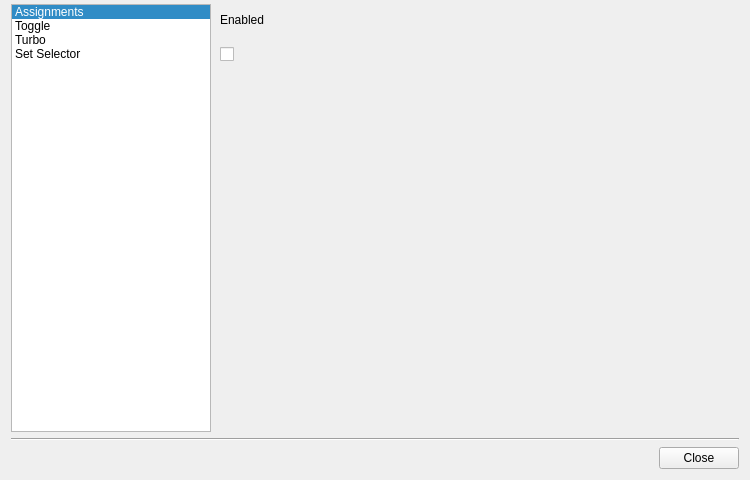
This is src/gui/advancebuttondialog.ui in nujabes923/antimicrox as Qt 5 draws it before an edit. The edited form follows.
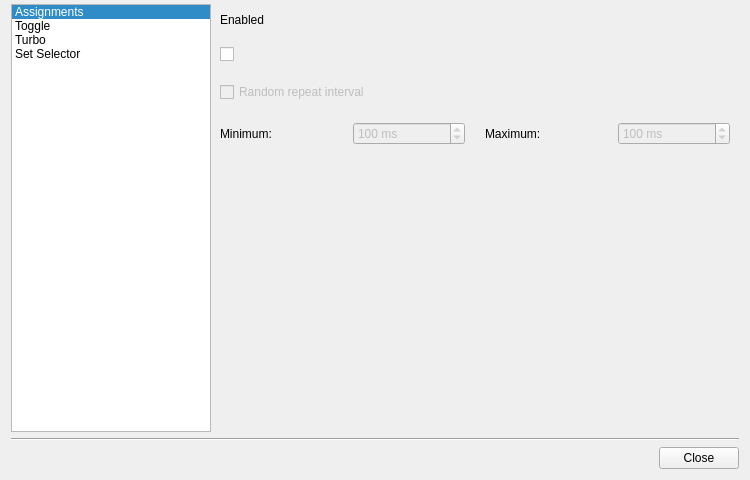
This is the edited form. The open tabs and pages were chosen to show the change. Icons and pictures are not drawn. Custom widgets are drawn as their Qt base class.

Commit message: feat: expose random repeat controls in toggle mode

Diff of the .ui file:
```diff
--- a/src/gui/advancebuttondialog.ui
+++ b/src/gui/advancebuttondialog.ui
@@ -829,6 +829,81 @@
              </property>
             </widget>
            </item>
+           <item>
+            <widget class="QCheckBox" name="randomToggleRepeatCheckBox">
+             <property name="enabled">
+              <bool>false</bool>
+             </property>
+             <property name="toolTip">
+              <string>While toggle is active, repeatedly press and release the assigned input using a new interval for every cycle.</string>
+             </property>
+             <property name="text">
+              <string>Random repeat interval</string>
+             </property>
+            </widget>
+           </item>
+           <item>
+            <layout class="QHBoxLayout" name="randomToggleRepeatRangeLayout">
+             <item>
+              <widget class="QLabel" name="randomToggleRepeatMinimumLabel">
+               <property name="text">
+                <string>Minimum:</string>
+               </property>
+              </widget>
+             </item>
+             <item>
+              <widget class="QSpinBox" name="randomToggleRepeatMinimumSpinBox">
+               <property name="enabled">
+                <bool>false</bool>
+               </property>
+               <property name="suffix">
+                <string> ms</string>
+               </property>
+               <property name="minimum">
+                <number>20</number>
+               </property>
+               <property name="maximum">
+                <number>4000</number>
+               </property>
+               <property name="singleStep">
+                <number>10</number>
+               </property>
+               <property name="value">
+                <number>100</number>
+               </property>
+              </widget>
+             </item>
+             <item>
+              <widget class="QLabel" name="randomToggleRepeatMaximumLabel">
+               <property name="text">
+                <string>Maximum:</string>
+               </property>
+              </widget>
+             </item>
+             <item>
+              <widget class="QSpinBox" name="randomToggleRepeatMaximumSpinBox">
+               <property name="enabled">
+                <bool>false</bool>
+               </property>
+               <property name="suffix">
+                <string> ms</string>
+               </property>
+               <property name="minimum">
+                <number>20</number>
+               </property>
+               <property name="maximum">
+                <number>4000</number>
+               </property>
+               <property name="singleStep">
+                <number>10</number>
+               </property>
+               <property name="value">
+                <number>100</number>
+               </property>
+              </widget>
+             </item>
+            </layout>
+           </item>
           </layout>
          </item>
          <item>
```
The commit also changes 1 other file.
